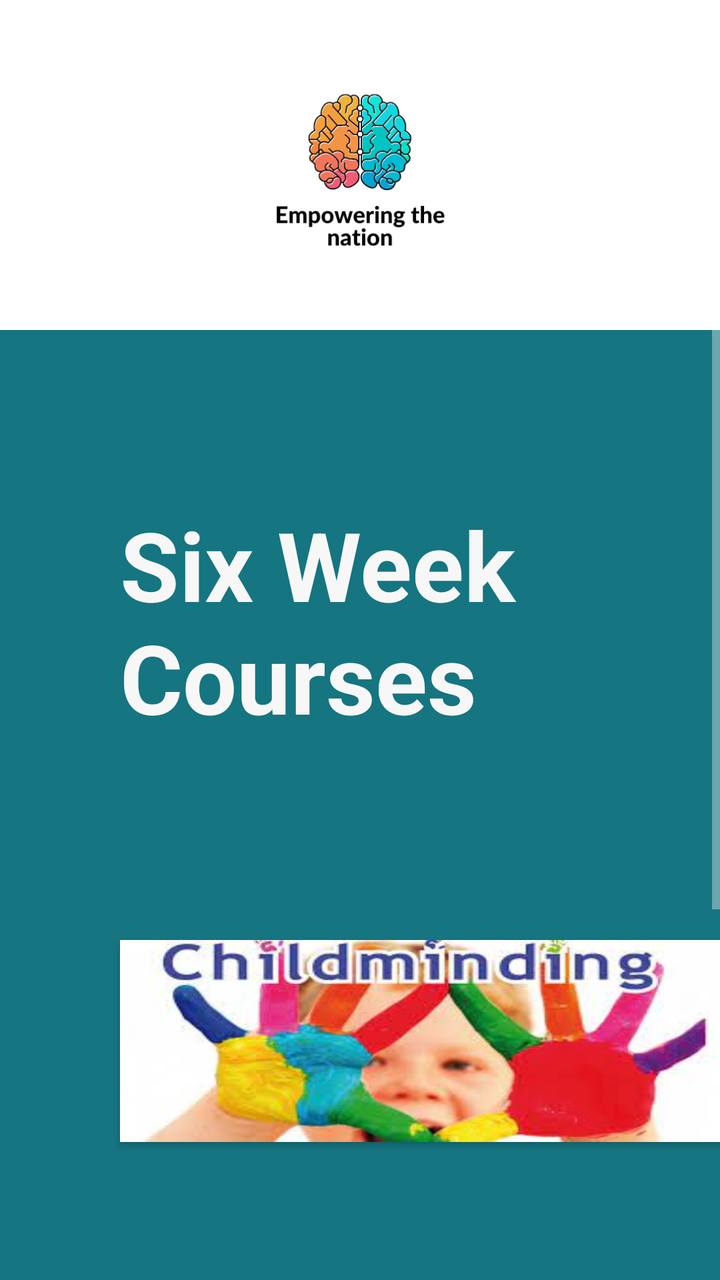
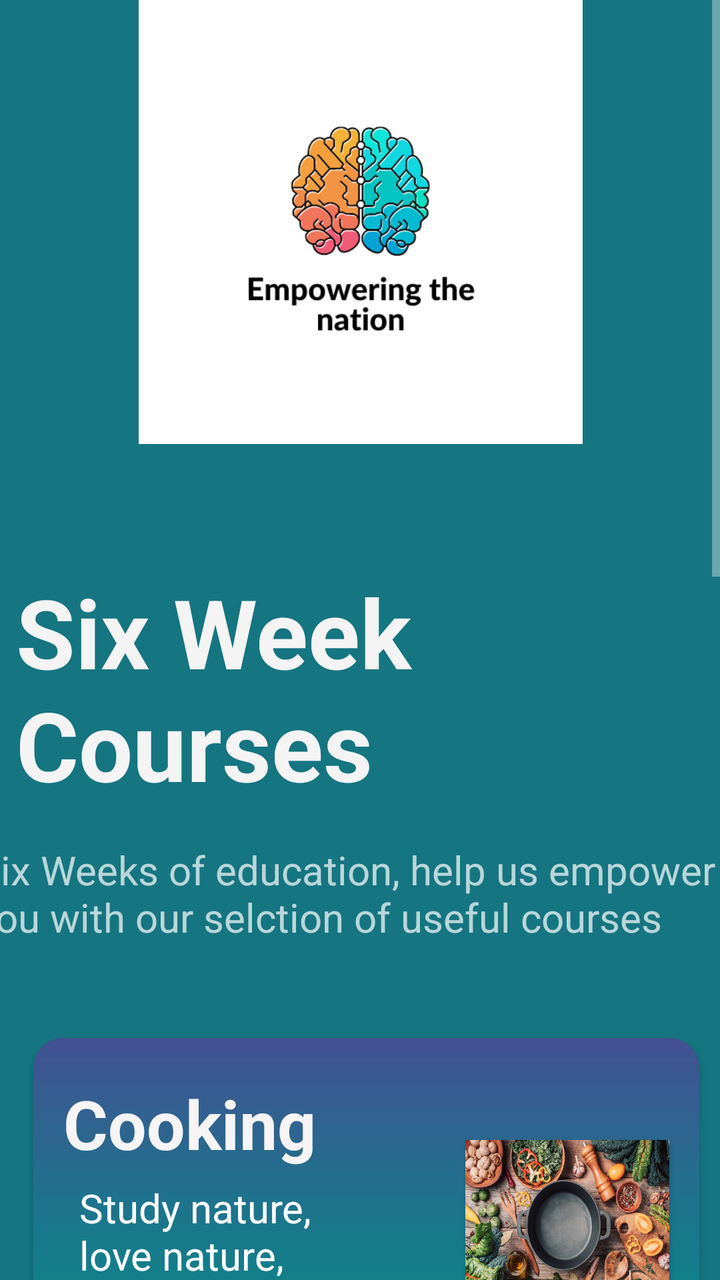

Compare the two renders of this Android layout. The source of the first and the diff that turns it into the second are given below.
<!-- AndroidManifest.xml: application theme Theme.AppCompat -->
<!-- res/layout/fragment_six_week_courses.xml -->
<?xml version="1.0" encoding="utf-8"?>
<ScrollView xmlns:android="http://schemas.android.com/apk/res/android"
    xmlns:app="http://schemas.android.com/apk/res-auto"
    xmlns:tools="http://schemas.android.com/tools"
    android:layout_width="match_parent"
    android:layout_height="match_parent">

    <FrameLayout
        android:layout_width="match_parent"
        android:layout_height="match_parent"
        android:background="#157581"
        tools:context=".SixWeekCoursesFragment">

        <Button
            android:id="@+id/button5"
            android:layout_width="303dp"
            android:layout_height="101dp"
            android:layout_marginLeft="60dp"
            android:layout_marginTop="800dp"
            android:layout_marginRight="59dp"
            android:background="@drawable/garden"
            android:text="Garden Maintenance"
            android:textColor="#090909"
            android:textSize="24sp" />

        <Button
            android:id="@+id/button4"
            android:layout_width="303dp"
            android:layout_height="101dp"
            android:layout_marginLeft="60dp"
            android:layout_marginTop="470dp"
            android:background="@drawable/child_minding_1"
            android:textColor="#090909"
            android:textSize="24sp" />

        <TextView
            android:id="@+id/textView"
            android:layout_width="335dp"
            android:layout_height="wrap_content"
            android:layout_marginLeft="60dp"
            android:layout_marginTop="250dp"
            android:background="#157581"
            android:text="Six Week Courses"
            android:textColor="#F8F7F7"
            android:textSize="48sp"
            android:textStyle="bold" />

        <Button
            android:id="@+id/button3"
            android:layout_width="303dp"
            android:layout_height="101dp"
            android:layout_marginLeft="60dp"
            android:layout_marginTop="650dp"
            android:background="@drawable/cooking"
            android:text="Cooking"
            android:textColor="#090909"
            android:textSize="24sp" />

        <ImageView
            android:id="@+id/imageView3"
            android:layout_width="match_parent"
            android:layout_height="165dp"
            android:background="@color/white"
            app:srcCompat="@drawable/thumbnail_img_7280" />


    </FrameLayout>
</ScrollView>
<!-- resources referenced by this layout -->
<resources>
  <color name="white">#FFFFFFFF</color>
  <!-- drawable child_minding_1: jpg bitmap (drawable, 9848 bytes) -->
  <!-- drawable cooking: jpg bitmap (drawable, 98779 bytes) -->
  <!-- drawable garden: jpg bitmap (drawable, 10756 bytes) -->
  <!-- drawable thumbnail_img_7280: jpg bitmap (drawable, 73812 bytes) -->
</resources>

<!-- the commit's change to res/layout/fragment_six_week_courses.xml (unified diff, before → after) -->
@@ -2,67 +2,285 @@
 <ScrollView xmlns:android="http://schemas.android.com/apk/res/android"
     xmlns:app="http://schemas.android.com/apk/res-auto"
     xmlns:tools="http://schemas.android.com/tools"
+    android:id="@+id/ScrollViewMonths"
     android:layout_width="match_parent"
     android:layout_height="match_parent">
 
     <FrameLayout
         android:layout_width="match_parent"
         android:layout_height="match_parent"
-        android:background="#157581"
-        tools:context=".SixWeekCoursesFragment">
-
-        <Button
-            android:id="@+id/button5"
-            android:layout_width="303dp"
-            android:layout_height="101dp"
-            android:layout_marginLeft="60dp"
-            android:layout_marginTop="800dp"
-            android:layout_marginRight="59dp"
-            android:background="@drawable/garden"
-            android:text="Garden Maintenance"
-            android:textColor="#090909"
-            android:textSize="24sp" />
-
-        <Button
-            android:id="@+id/button4"
-            android:layout_width="303dp"
-            android:layout_height="101dp"
-            android:layout_marginLeft="60dp"
-            android:layout_marginTop="470dp"
-            android:background="@drawable/child_minding_1"
-            android:textColor="#090909"
-            android:textSize="24sp" />
-
-        <TextView
-            android:id="@+id/textView"
-            android:layout_width="335dp"
-            android:layout_height="wrap_content"
-            android:layout_marginLeft="60dp"
-            android:layout_marginTop="250dp"
+        android:background="#157581">
+
+        <androidx.constraintlayout.widget.ConstraintLayout
+            android:layout_width="match_parent"
+            android:layout_height="1420dp"
             android:background="#157581"
-            android:text="Six Week Courses"
-            android:textColor="#F8F7F7"
-            android:textSize="48sp"
-            android:textStyle="bold" />
-
-        <Button
-            android:id="@+id/button3"
-            android:layout_width="303dp"
-            android:layout_height="101dp"
-            android:layout_marginLeft="60dp"
-            android:layout_marginTop="650dp"
-            android:background="@drawable/cooking"
-            android:text="Cooking"
-            android:textColor="#090909"
-            android:textSize="24sp" />
-
-        <ImageView
-            android:id="@+id/imageView3"
-            android:layout_width="match_parent"
-            android:layout_height="165dp"
-            android:background="@color/white"
-            app:srcCompat="@drawable/thumbnail_img_7280" />
-
-
+            tools:context=".SixWeekCoursesFragment">
+
+
+            <TextView
+                android:id="@+id/textViewWeeks"
+                android:layout_width="352dp"
+                android:layout_height="113dp"
+                android:background="#157581"
+                android:text="Six Week Courses"
+                android:textColor="#F4F4F4"
+                android:textSize="48sp"
+                android:textStyle="bold"
+                app:layout_constraintBottom_toBottomOf="parent"
+                app:layout_constraintEnd_toEndOf="parent"
+                app:layout_constraintHorizontal_bias="1.0"
+                app:layout_constraintStart_toStartOf="parent"
+                app:layout_constraintTop_toTopOf="parent"
+                app:layout_constraintVertical_bias="0.217" />
+
+            <ImageView
+                android:id="@+id/imageView"
+                android:layout_width="420dp"
+                android:layout_height="222dp"
+                app:layout_constraintEnd_toEndOf="parent"
+                app:layout_constraintStart_toStartOf="parent"
+                app:layout_constraintTop_toTopOf="parent"
+                app:srcCompat="@drawable/thumbnail_img_7280" />
+
+
+            <androidx.cardview.widget.CardView
+                android:id="@+id/cardView8"
+                android:layout_width="333dp"
+                android:layout_height="157dp"
+                app:cardCornerRadius="15dp"
+                app:cardPreventCornerOverlap="true"
+                app:layout_constraintBottom_toBottomOf="parent"
+                app:layout_constraintEnd_toEndOf="parent"
+                app:layout_constraintHorizontal_bias="0.636"
+                app:layout_constraintStart_toStartOf="parent"
+                app:layout_constraintTop_toTopOf="parent"
+                app:layout_constraintVertical_bias="0.792">
+
+
+                <RelativeLayout
+                    android:id="@+id/relativeLayout8"
+                    android:layout_width="match_parent"
+                    android:layout_height="match_parent"
+                    android:background="@drawable/grasient_drawable"
+                    android:minHeight="100dp"
+                    android:padding="10dp"
+                    app:layout_constraintEnd_toEndOf="@+id/cardView"
+                    app:layout_constraintStart_toStartOf="@+id/cardView"
+                    app:layout_constraintTop_toTopOf="@+id/cardView">
+
+                    <TextView
+                        android:id="@+id/textViewSub1Title8"
+                        android:layout_width="323dp"
+                        android:layout_height="87dp"
+                        android:layout_alignParentStart="true"
+                        android:layout_alignParentEnd="true"
+                        android:layout_marginStart="0dp"
+                        android:layout_marginEnd="45dp"
+                        android:text="Garden Maintenance"
+                        android:textColor="#F6F4F4"
+                        android:textSize="34sp"
+                        android:textStyle="bold" />
+
+                    <TextView
+                        android:layout_width="204dp"
+                        android:layout_height="55dp"
+                        android:layout_below="@id/textViewSub1Title8"
+                        android:layout_alignParentStart="true"
+                        android:layout_alignParentEnd="true"
+                        android:layout_alignParentBottom="true"
+                        android:layout_marginStart="19dp"
+                        android:layout_marginTop="4dp"
+                        android:layout_marginEnd="100dp"
+                        android:layout_marginBottom="1dp"
+                        android:text="Study nature, love nature,\nclose to nature"
+                        android:textColor="#FFFFFF"
+                        android:textSize="20sp" />
+
+                    <Button
+                        android:id="@+id/button5"
+                        android:layout_width="112dp"
+                        android:layout_height="104dp"
+                        android:layout_alignParentStart="true"
+                        android:layout_alignParentTop="true"
+                        android:layout_alignParentEnd="true"
+                        android:layout_alignParentBottom="true"
+                        android:layout_marginStart="210dp"
+                        android:layout_marginTop="28dp"
+                        android:layout_marginEnd="1dp"
+                        android:layout_marginBottom="15dp"
+                        android:background="@drawable/garden"
+                        android:textColor="#090909"
+                        android:textSize="24sp" />
+
+                </RelativeLayout>
+
+
+            </androidx.cardview.widget.CardView>
+
+            <androidx.cardview.widget.CardView
+                android:id="@+id/cardView7"
+                android:layout_width="333dp"
+                android:layout_height="157dp"
+                app:cardCornerRadius="15dp"
+                app:cardPreventCornerOverlap="true"
+                app:layout_constraintBottom_toBottomOf="parent"
+                app:layout_constraintEnd_toEndOf="parent"
+                app:layout_constraintHorizontal_bias="0.627"
+                app:layout_constraintStart_toStartOf="parent"
+                app:layout_constraintTop_toTopOf="parent"
+                app:layout_constraintVertical_bias="0.607">
+
+                <RelativeLayout
+                    android:id="@+id/relativeLayout7"
+                    android:layout_width="match_parent"
+                    android:layout_height="match_parent"
+                    android:background="@drawable/grasient_drawable"
+                    android:minHeight="100dp"
+                    android:padding="10dp"
+                    app:layout_constraintEnd_toEndOf="@+id/cardView2"
+                    app:layout_constraintStart_toStartOf="@+id/cardView2"
+                    app:layout_constraintTop_toTopOf="@+id/cardView">
+
+                    <TextView
+                        android:id="@+id/textViewSub1Title7"
+                        android:layout_width="230dp"
+                        android:layout_height="60dp"
+                        android:layout_alignParentStart="true"
+                        android:layout_alignParentEnd="true"
+                        android:layout_marginStart="5dp"
+                        android:layout_marginEnd="88dp"
+                        android:text="Child Minding"
+                        android:textColor="#F6F4F4"
+                        android:textSize="34sp"
+                        android:textStyle="bold" />
+
+                    <TextView
+                        android:layout_width="150dp"
+                        android:layout_height="99dp"
+                        android:layout_below="@id/textViewSub1Title7"
+                        android:layout_alignParentStart="true"
+                        android:layout_alignParentEnd="true"
+                        android:layout_alignParentBottom="true"
+                        android:layout_marginStart="8dp"
+                        android:layout_marginTop="0dp"
+                        android:layout_marginEnd="160dp"
+                        android:layout_marginBottom="0dp"
+                        android:text="Study nature, love nature,\nclose to nature"
+                        android:textColor="#FFFFFF"
+                        android:textSize="20sp" />
+
+                    <Button
+                        android:id="@+id/button4"
+                        android:layout_width="106dp"
+                        android:layout_height="104dp"
+                        android:layout_alignParentTop="true"
+                        android:layout_alignParentEnd="true"
+                        android:layout_alignParentBottom="true"
+                        android:layout_marginTop="33dp"
+                        android:layout_marginEnd="10dp"
+                        android:layout_marginBottom="10dp"
+                        android:background="@drawable/child_minding_1"
+                        android:textColor="#090909"
+                        android:textSize="24sp" />
+
+
+                </RelativeLayout>
+
+
+            </androidx.cardview.widget.CardView>
+
+            <androidx.cardview.widget.CardView
+                android:id="@+id/cardView6"
+                android:layout_width="333dp"
+                android:layout_height="157dp"
+                app:cardCornerRadius="15dp"
+                app:cardPreventCornerOverlap="true"
+                app:layout_constraintBottom_toBottomOf="parent"
+                app:layout_constraintEnd_toEndOf="parent"
+                app:layout_constraintHorizontal_bias="0.62"
+                app:layout_constraintStart_toStartOf="parent"
+                app:layout_constraintTop_toTopOf="parent"
+                app:layout_constraintVertical_bias="0.411">
+
+                <RelativeLayout
+                    android:id="@+id/relativeLayout6"
+                    android:layout_width="match_parent"
+                    android:layout_height="match_parent"
+                    android:background="@drawable/grasient_drawable"
+                    android:minHeight="100dp"
+                    android:padding="10dp"
+                    app:layout_constraintEnd_toEndOf="@+id/cardView3"
+                    app:layout_constraintStart_toStartOf="@+id/cardView3"
+                    app:layout_constraintTop_toTopOf="@+id/cardView3">
+
+                    <TextView
+                        android:id="@+id/textViewSub1Title6"
+                        android:layout_width="249dp"
+                        android:layout_height="68dp"
+                        android:layout_alignParentStart="true"
+                        android:layout_alignParentTop="true"
+                        android:layout_alignParentEnd="true"
+                        android:layout_marginStart="5dp"
+                        android:layout_marginTop="10dp"
+                        android:layout_marginEnd="138dp"
+                        android:text="Cooking"
+                        android:textColor="#F6F4F4"
+                        android:textSize="34sp"
+                        android:textStyle="bold" />
+
+                    <TextView
+                        android:layout_width="156dp"
+                        android:layout_height="86dp"
+                        android:layout_below="@id/textViewSub1Title6"
+                        android:layout_alignParentStart="true"
+                        android:layout_alignParentEnd="true"
+                        android:layout_alignParentBottom="true"
+                        android:layout_marginStart="13dp"
+                        android:layout_marginTop="-17dp"
+                        android:layout_marginEnd="154dp"
+                        android:layout_marginBottom="0dp"
+                        android:text="Study nature, love nature,\nclose to nature"
+                        android:textColor="#FFFFFF"
+                        android:textSize="20sp" />
+
+                    <Button
+                        android:id="@+id/button3"
+                        android:layout_width="112dp"
+                        android:layout_height="93dp"
+                        android:layout_alignParentStart="true"
+                        android:layout_alignParentTop="true"
+                        android:layout_alignParentEnd="true"
+                        android:layout_alignParentBottom="true"
+                        android:layout_marginStart="206dp"
+                        android:layout_marginTop="41dp"
+                        android:layout_marginEnd="5dp"
+                        android:layout_marginBottom="13dp"
+                        android:background="@drawable/cooking"
+                        android:textColor="#090909"
+                        android:textSize="24sp" />
+
+
+                </RelativeLayout>
+
+
+            </androidx.cardview.widget.CardView>
+
+
+            <TextView
+                android:id="@+id/textView7"
+                android:layout_width="382dp"
+                android:layout_height="82dp"
+                android:text="Six Weeks of education, help us empower you with our selction of useful courses "
+                android:textSize="20sp"
+                app:layout_constraintBottom_toBottomOf="parent"
+                app:layout_constraintEnd_toEndOf="parent"
+                app:layout_constraintHorizontal_bias="0.555"
+                app:layout_constraintStart_toStartOf="parent"
+                app:layout_constraintTop_toTopOf="parent"
+                app:layout_constraintVertical_bias="0.315" />
+
+
+        </androidx.constraintlayout.widget.ConstraintLayout>
     </FrameLayout>
 </ScrollView>
<!-- resource entries referenced after the edit -->
@@ -1,9 +1,21 @@
 <!-- resources referenced by this layout -->
 <resources>
-  <color name="white">#FFFFFFFF</color>
   <!-- drawable child_minding_1: jpg bitmap (drawable, 9848 bytes) -->
   <!-- drawable cooking: jpg bitmap (drawable, 98779 bytes) -->
   <!-- drawable garden: jpg bitmap (drawable, 10756 bytes) -->
+  <!-- drawable grasient_drawable (drawable) -->
+  <?xml version="1.0" encoding="utf-8"?>
+  <shape
+      android:shape = "rectangle"
+      xmlns:android = "http://schemas.android.com/apk/res/android" >
+  
+      <gradient
+          android:startColor = "#068b86"
+          android:centerColor = "#1f728d"
+          android:endColor = "#435193"
+          android:angle = "90"
+          android:type = "linear" />
+  </shape>
   <!-- drawable thumbnail_img_7280: jpg bitmap (drawable, 73812 bytes) -->
 </resources>
 
